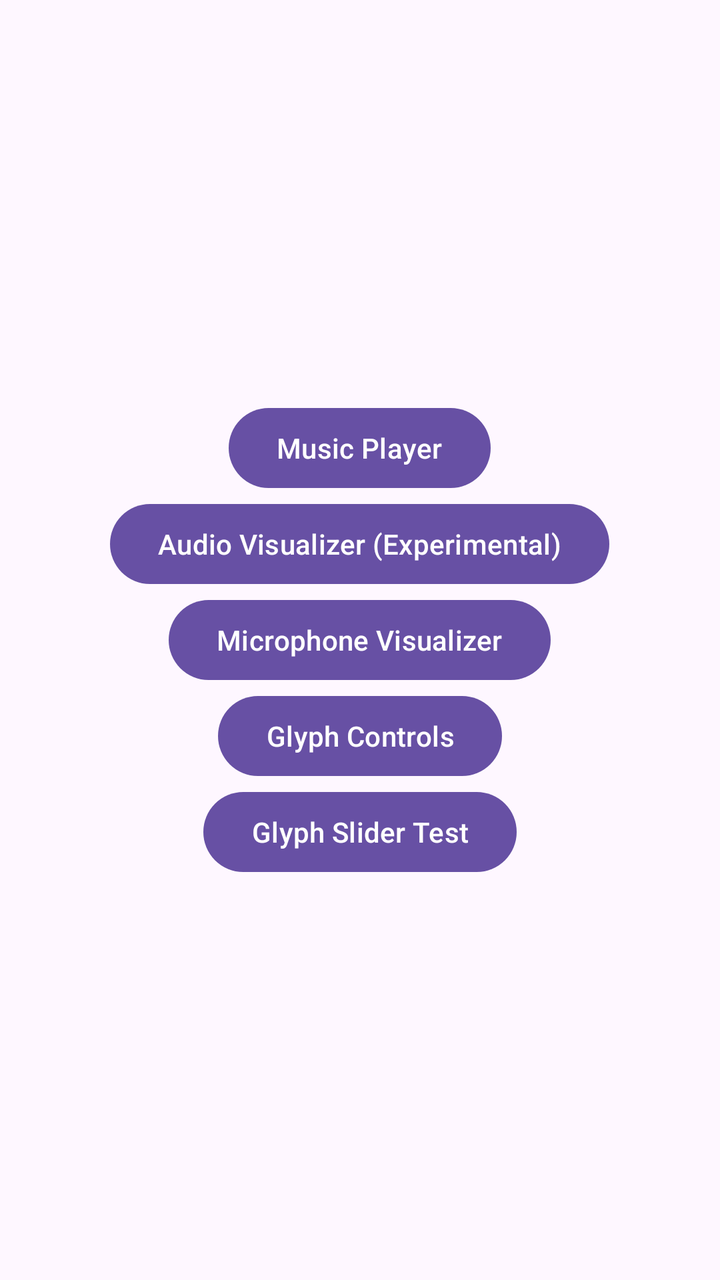
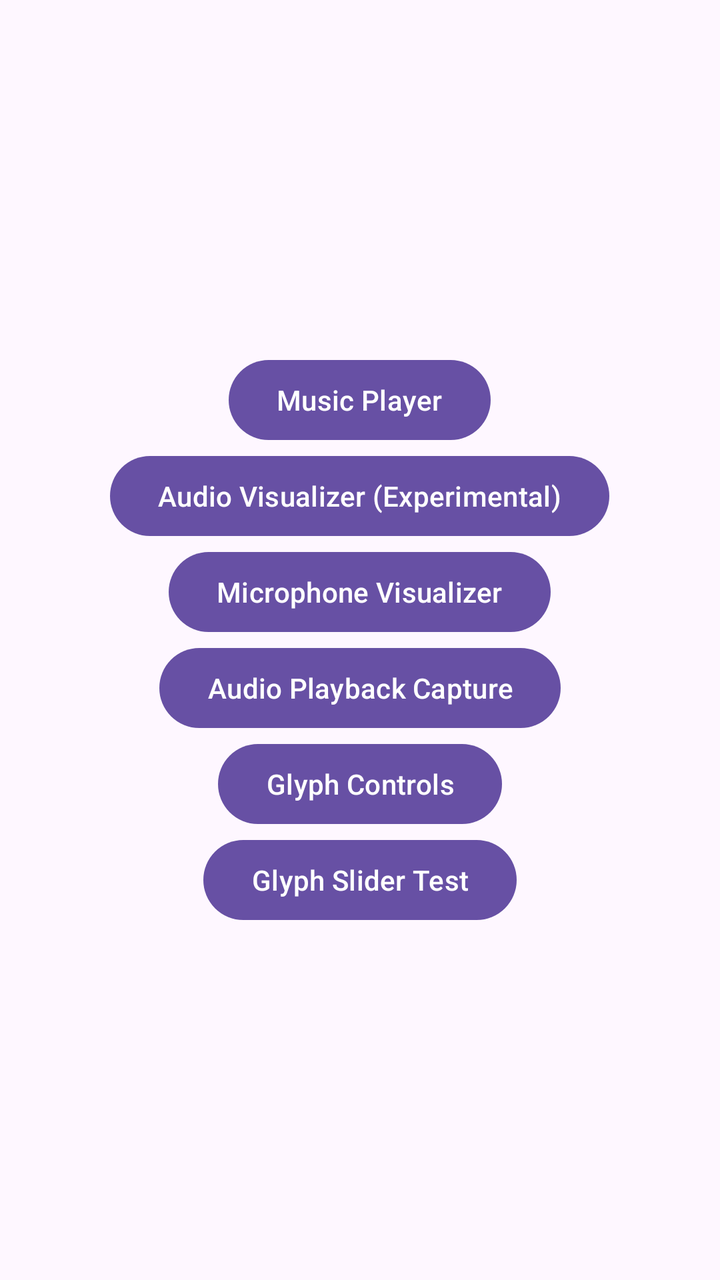

Screens rendered from an Android XML layout before and after an edit, with the pre-edit source and the edit as a unified diff.
<!-- AndroidManifest.xml: application theme Theme.GlyphPlayer -->
<!-- res/layout/activity_main.xml -->
<?xml version="1.0" encoding="utf-8"?>
<androidx.constraintlayout.widget.ConstraintLayout xmlns:android="http://schemas.android.com/apk/res/android"
    xmlns:app="http://schemas.android.com/apk/res-auto"
    xmlns:tools="http://schemas.android.com/tools"
    android:id="@+id/main"
    android:layout_width="match_parent"
    android:layout_height="match_parent"
    tools:context=".ui.MainActivity">

    <LinearLayout
        android:layout_width="match_parent"
        android:layout_height="match_parent"
        android:orientation="vertical"
        android:gravity="center">


        <Button
            android:id="@+id/btnPlayerUI"
            android:layout_width="wrap_content"
            android:layout_height="wrap_content"
            android:text="Music Player" />
        <Button
            android:id="@+id/btnGoAudioVisualAi"
            android:layout_width="wrap_content"
            android:layout_height="wrap_content"
            android:text="Audio Visualizer (Experimental)"/>

        <Button
            android:id="@+id/btnMicrophoneVisualizer"
            android:layout_width="wrap_content"
            android:layout_height="wrap_content"
            android:text="@string/microphone_visualizer" />

        <Button
            android:id="@+id/btnGoDebug"
            android:layout_width="wrap_content"
            android:layout_height="wrap_content"
            android:text="Glyph Controls"/>

        <Button
            android:id="@+id/btnGoSeekbarDebug"
            android:layout_width="wrap_content"
            android:layout_height="wrap_content"
            android:text="Glyph Slider Test"/>

    </LinearLayout>

</androidx.constraintlayout.widget.ConstraintLayout>
<!-- resources referenced by this layout -->
<resources>
  <string name="microphone_visualizer">Microphone Visualizer</string>
  <style name="Theme.GlyphPlayer" parent="Base.Theme.GlyphPlayer" />
  <style name="Base.Theme.GlyphPlayer" parent="Theme.Material3.DayNight.NoActionBar">
          
          
      </style>
</resources>

<!-- the commit's change to res/layout/activity_main.xml (unified diff, before → after) -->
@@ -32,6 +32,11 @@
             android:text="@string/microphone_visualizer" />
 
         <Button
+            android:id="@+id/btnAudioPlaybackCapture"
+            android:layout_width="wrap_content"
+            android:layout_height="wrap_content"
+            android:text="@string/audio_playback_capture" />
+        <Button
             android:id="@+id/btnGoDebug"
             android:layout_width="wrap_content"
             android:layout_height="wrap_content"
<!-- resource entries referenced after the edit -->
@@ -1,5 +1,6 @@
 <!-- resources referenced by this layout -->
 <resources>
+  <string name="audio_playback_capture">Audio Playback Capture</string>
   <string name="microphone_visualizer">Microphone Visualizer</string>
   <style name="Theme.GlyphPlayer" parent="Base.Theme.GlyphPlayer" />
   <style name="Base.Theme.GlyphPlayer" parent="Theme.Material3.DayNight.NoActionBar">
